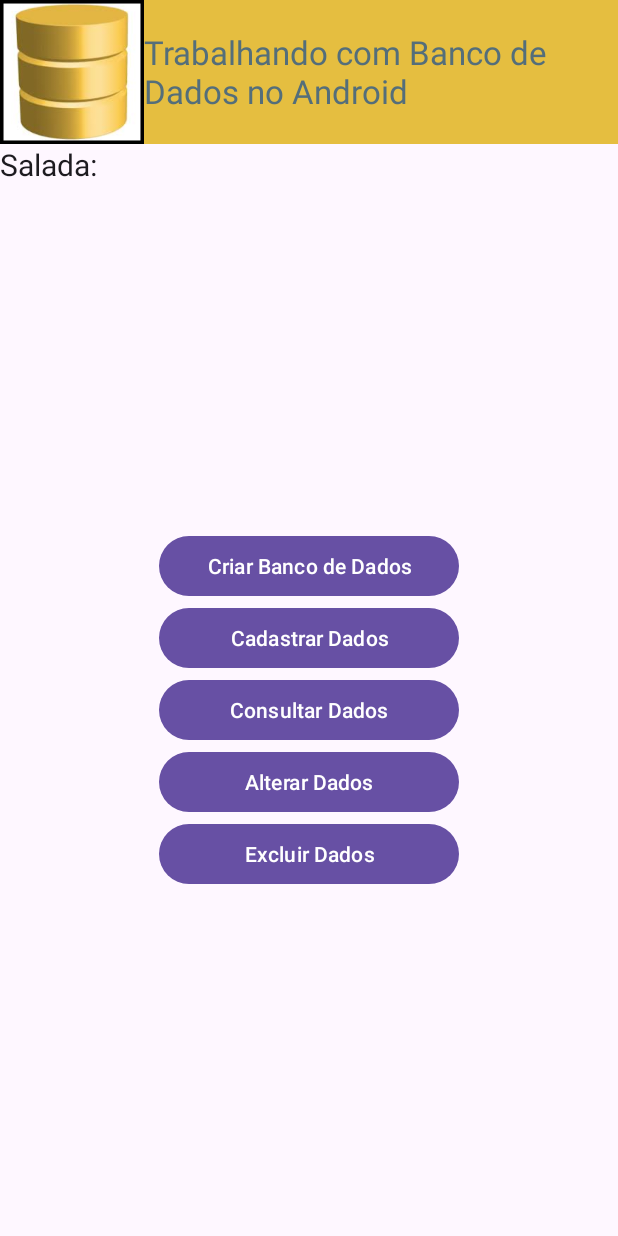
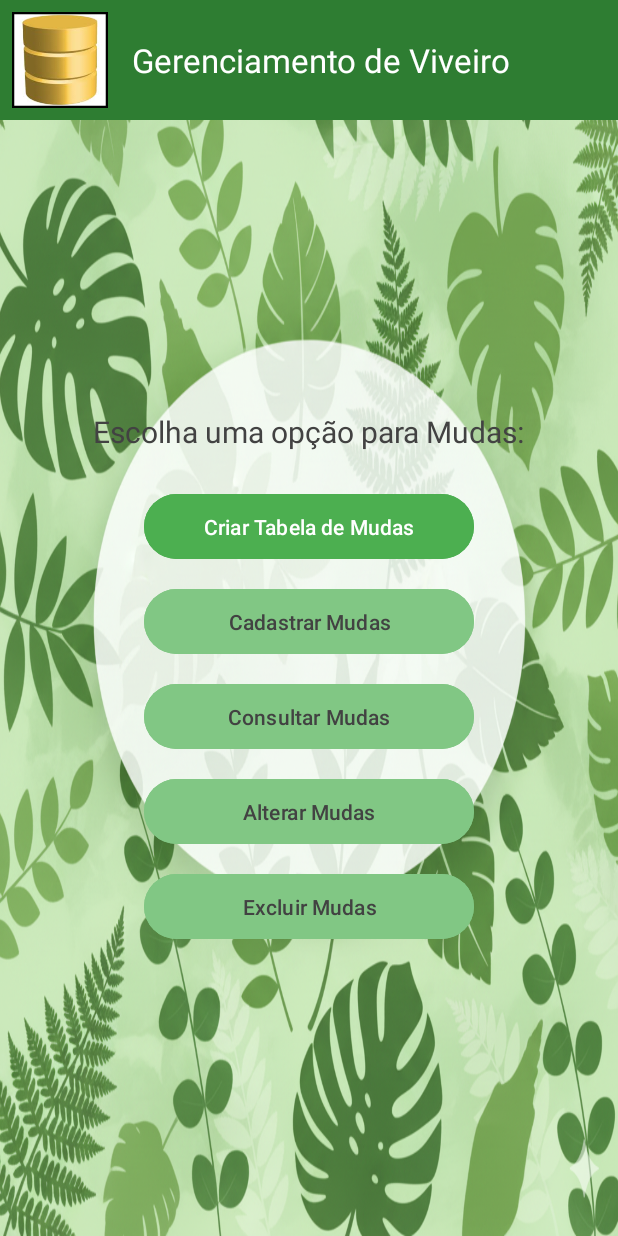
Before and after one commit to Bryanjvo/6SEM-DMOB, an Android app: the MainActivity screen opened directly, with no data from a screen before it, on a phone screen of 412 x 824 dp. Run offline under Robolectric (Android 15) with nearby library versions, the phone set to English and light mode, and no system bars.

Commit message:
estilização manter mudas.
estilização do menu de manter mudas (activity_main)

```diff
--- a/BryanProjetoDMOB/app/src/main/res/layout/activity_main.xml
+++ b/BryanProjetoDMOB/app/src/main/res/layout/activity_main.xml
@@ -3,47 +3,41 @@
     xmlns:tools="http://schemas.android.com/tools"
     android:layout_width="match_parent"
     android:layout_height="match_parent"
-    android:orientation="vertical" >
-
-    <LinearLayout
+    android:orientation="vertical"
+    android:background="@drawable/fundo_folhas_sutil"> <LinearLayout
     android:layout_width="match_parent"
     android:layout_height="wrap_content"
-        android:background="#3ba0e2" >
+    android:background="@color/primaryDarkColor" android:padding="8dp"
+    android:gravity="center_vertical"
+    android:orientation="horizontal">
+
     <ImageView
         android:id="@+id/imageView1"
-            android:layout_width="96dp"
-            android:layout_height="96dp"
-            android:src="@drawable/icone_bd"
-            android:contentDescription="@string/todo" />
-        <TextView
-            android:id="@+id/textView1"
-            android:layout_width="wrap_content"
-            android:layout_height="wrap_content"
-            android:textAppearance="?android:attr/textAppearanceLarge"
-            />
-
-        <LinearLayout
-            android:id="@+id/layoutCorFundo"
-            android:layout_width="fill_parent"
-            android:layout_height="match_parent"
-            android:background="#E5BE40"
-            android:gravity="center" >
+        android:layout_width="64dp" android:layout_height="64dp"
+        android:src="@drawable/icone_bd" android:contentDescription="@string/todo"
+        android:layout_marginEnd="16dp" />
 
     <TextView
         android:id="@+id/textView2"
-                android:layout_width="wrap_content"
+        android:layout_width="0dp"
+        android:layout_weight="1"
         android:layout_height="wrap_content"
         android:text="@string/trabalhando_com_banco_de_dados_no_android"
         android:textAppearance="?android:attr/textAppearanceLarge"
-                android:textColor="#546E7A" />
-        </LinearLayout>
+        android:textColor="@color/branco_puro"
+        android:textSize="22sp" />
+
 </LinearLayout>
 
     <LinearLayout
         android:id="@+id/layoutImagemFundo"
         android:layout_width="match_parent"
-        android:layout_height="fill_parent"
-        android:orientation="vertical" >
+        android:layout_height="0dp"
+        android:layout_weight="1"
+        android:orientation="vertical"
+        android:gravity="center"
+        android:padding="16dp">
+
 
         <TextView
             android:id="@+id/textView3"
@@ -52,46 +46,57 @@
             android:text="@string/escolha_uma_das_op_es_abaixo"
             android:textAppearance="?android:attr/textAppearanceLarge"
             android:textSize="20sp"
-            tools:text="Manter Mudas" />
-
-        <LinearLayout
+            android:textColor="@color/cinza_texto_escuro"
+            android:layout_marginBottom="24dp"
+            tools:text="Gerenciamento de Mudas" /> <LinearLayout
         android:layout_width="match_parent"
-            android:layout_height="fill_parent"
+        android:layout_height="wrap_content"
         android:gravity="center"
-            android:orientation="vertical" >
+        android:orientation="vertical">
 
         <Button
             android:id="@+id/btcriarbanco"
-                android:layout_width="200dp"
+            android:layout_width="220dp"
             android:layout_height="wrap_content"
-                android:text="@string/criar_banco_de_dados" />
+            android:text="@string/criar_banco_de_dados"
+            android:backgroundTint="@color/primaryColor" android:textColor="@color/branco_puro"
+            android:layout_marginBottom="12dp"
+            android:padding="12dp"/>
 
         <Button
             android:id="@+id/btcadastrardados"
-                android:layout_width="200dp"
+            android:layout_width="220dp"
             android:layout_height="wrap_content"
             android:text="@string/cadastrar_dados"
-                tools:ignore="TextSizeCheck" />
+            android:backgroundTint="@color/primaryLightColor" android:textColor="@color/cinza_texto_escuro"
+            android:layout_marginBottom="12dp"
+            android:padding="12dp"/>
 
         <Button
             android:id="@+id/btconsultardados"
-                android:layout_width="200dp"
+            android:layout_width="220dp"
             android:layout_height="wrap_content"
-                android:text="@string/consultar_dados" />
+            android:text="@string/consultar_dados"
+            android:backgroundTint="@color/primaryLightColor" android:textColor="@color/cinza_texto_escuro"
+            android:layout_marginBottom="12dp"
+            android:padding="12dp"/>
 
         <Button
             android:id="@+id/btalterardados"
-                android:layout_width="200dp"
+            android:layout_width="220dp"
             android:layout_height="wrap_content"
-                android:text="@string/alterar_dados" />
+            android:text="@string/alterar_dados"
+            android:backgroundTint="@color/primaryLightColor" android:textColor="@color/cinza_texto_escuro"
+            android:layout_marginBottom="12dp"
+            android:padding="12dp"/>
 
         <Button
-
             android:id="@+id/btexcluirdados"
-                android:layout_width="200dp"
+            android:layout_width="220dp"
             android:layout_height="wrap_content"
-                android:text="@string/excluir_dados" />
-
+            android:text="@string/excluir_dados"
+            android:backgroundTint="@color/primaryLightColor" android:textColor="@color/cinza_texto_escuro"
+            android:padding="12dp"/>
 
     </LinearLayout>
     </LinearLayout>
--- a/BryanProjetoDMOB/app/src/main/res/values/colors.xml
+++ b/BryanProjetoDMOB/app/src/main/res/values/colors.xml
@@ -2,4 +2,10 @@
 <resources>
     <color name="black">#FF000000</color>
     <color name="white">#FFFFFFFF</color>
+    <color name="verde_escuro_natureza">#2E7D32</color> <color name="verde_claro_natureza">#81C784</color> <color name="verde_medio_natureza">#4CAF50</color> <color name="verde_agua_natureza">#A5D6A7</color> <color name="branco_puro">#FFFFFF</color>
+    <color name="cinza_texto_escuro">#424242</color> <color name="marrom_terra">#795548</color> <color name="primaryColor">@color/verde_medio_natureza</color>
+    <color name="primaryLightColor">@color/verde_claro_natureza</color>
+    <color name="primaryDarkColor">@color/verde_escuro_natureza</color>
+    <color name="textColorPrimary">@color/branco_puro</color>
+    <color name="textColorSecondary">@color/cinza_texto_escuro</color>
 </resources>
--- a/BryanProjetoDMOB/app/src/main/res/values/strings.xml
+++ b/BryanProjetoDMOB/app/src/main/res/values/strings.xml
@@ -1,63 +1,34 @@
 <resources>
 
-    <string name="app_name">AplicacaoBancoDeDados</string>
+    <string name="app_name">BryanProjetoDMOB</string>
+    <string name="trabalhando_com_banco_de_dados_no_android">Gerenciamento de Viveiro</string> <string name="escolha_uma_das_op_es_abaixo">Escolha uma opção para Mudas:</string> <string name="criar_banco_de_dados">Criar Tabela de Mudas</string> <string name="todo">Ícone de Banco de Dados</string> <string name="cadastrar_dados">Cadastrar Mudas</string>
 
-    <string name="trabalhando_com_banco_de_dados_no_android">Trabalhando com Banco de Dados no Android</string>
+    <string name="consultar_dados">Consultar Mudas</string>
 
-    <string name="escolha_uma_das_op_es_abaixo">Salada:</string>
+    <string name="alterar_dados">Alterar Mudas</string>
 
-    <string name="criar_banco_de_dados">Criar Banco de Dados</string>
-
-    <string name="todo">TODO</string>
+    <string name="excluir_dados">Excluir Mudas</string>
 
     <string name="cadastrar">Cadastrar</string>
-
     <string name="preco">Preço:</string>
-
     <string name="cadastro_de_usu_rio">Cadastro de Usuário</string>
-
     <string name="estoque">Estoque:</string>
-
     <string name="nome">Nome:</string>
-
     <string name="esta_aplica_o_ir_registrar_as_informa_es_do_usu_rio_no_banco_de_dados">Esta aplicação irá registrar as informações do usuário no Banco de Dados.</string>
-
     <string name="digite_seu_nome">Digite o nome da Planta</string>
-
     <string name="digite_estoque">Digite a Quantidade</string>
-
-    <string name="digite_preco">Digite o preco</string>
-
-    <string name="cadastrar_dados">Cadastrar Dados</string>
-
+    <string name="digite_preco">Digite o preço</string>
     <string name="cadastrar_dados2">Cadastrar Dados (2ª Edição)</string>
-
     <string name="status">#status</string>
-
-    <string name="consultar_dados">Consultar Dados</string>
-
     <string name="nomeConsulta">[Nome]</string>
-
     <string name="telefoneConsulta">[Telefone]</string>
-
     <string name="emailConsulta">[E-Mail]</string>
-
-    <string name="alterar_dados">Alterar Dados</string>
-
     <string name="alterar_dados2">Alterar Dados (2ª Edição)</string>
-
     <string name="nomeAltera">[Nome]</string>
-
     <string name="telefoneAltera">[Telefone]</string>
-
     <string name="emailAltera">[E-Mail]</string>
-
-    <string name="excluir_dados">Excluir Dados</string>
-
     <string name="nomeColchetes">[Nome]</string>
-
     <string name="telefoneColchetes">[Telefone]</string>
-
     <string name="emailColchetes">[EMail]</string>
 
 </resources>
```
Also changed, not shown: BryanProjetoDMOB/app/src/main/res/drawable/fundo_folhas_sutil.png (added). Lines whose indentation alone changed are shown as unchanged.
